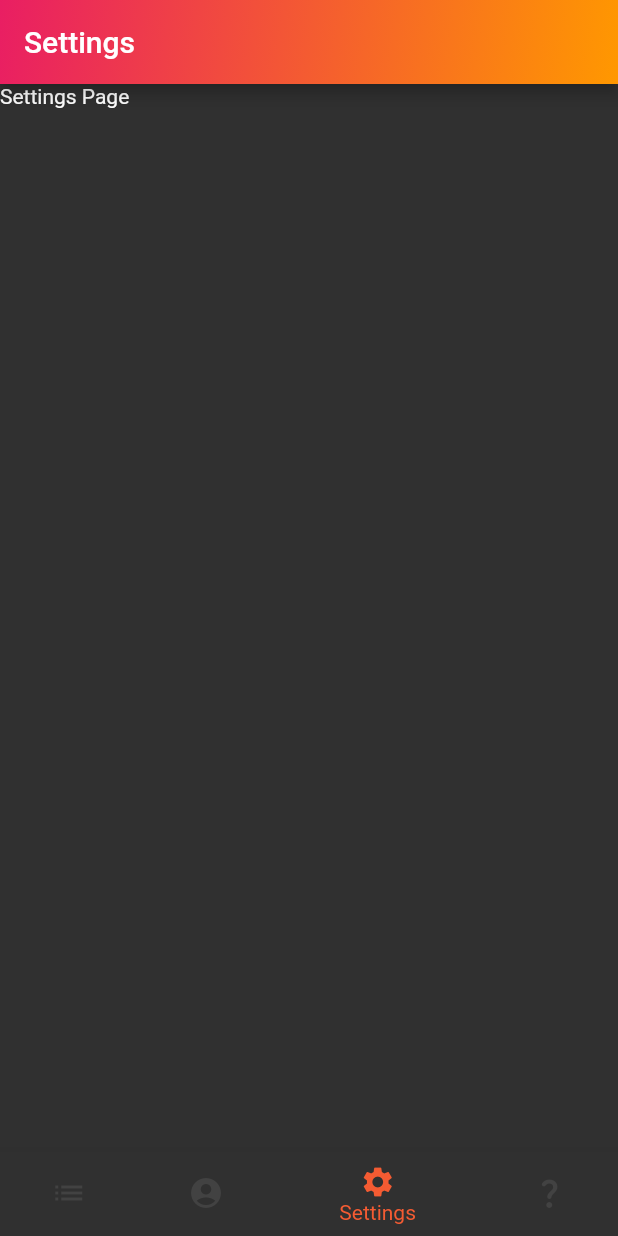
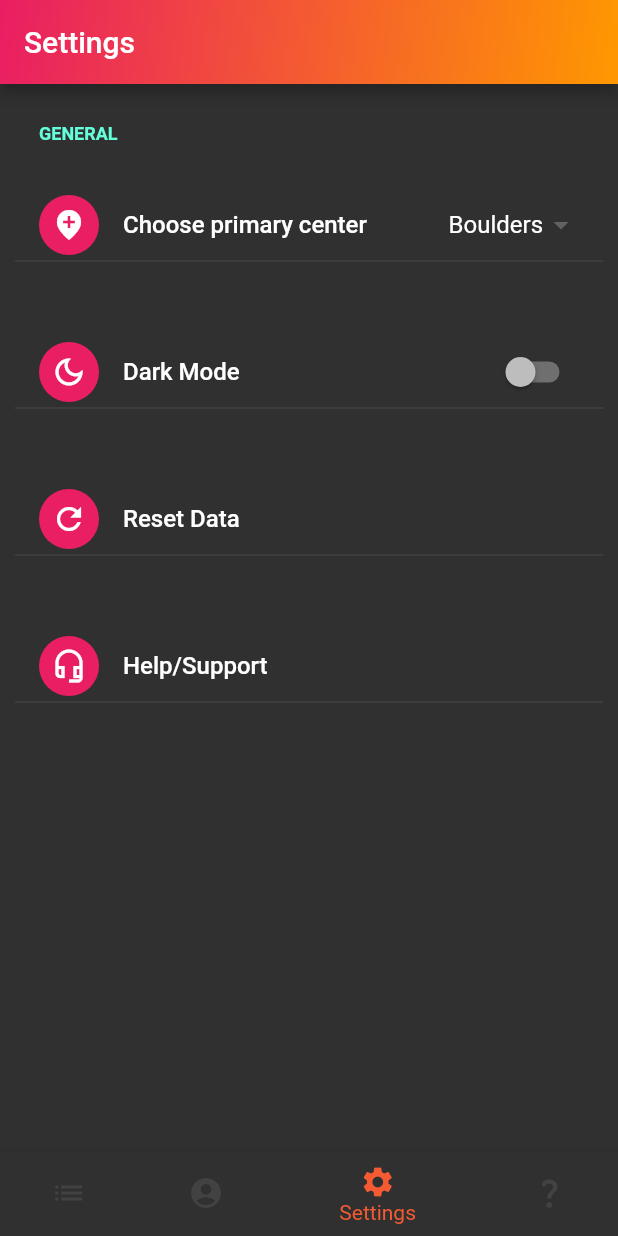
Before and after one commit to Skysub/climb.it, a Flutter app: the screen it shows after launch, item 3 of the bottom bar chosen, on a phone screen of 412 x 824 dp. Run offline on Flutter 3.47's test engine with Material 2 defaults, Android fonts, the phone set to English and light mode, and no system bars; drawn by our look-alikes of flutter_settings_screens; our stand-ins replace cached_network_image, firebase_core, firebase_database, flutter_phoenix, video_player; accounts and stored records are empty; network calls fail.

Commit message:
added settingsPage
and finally the settingsPage was ready to be committed

```diff
--- a/lib/main.dart
+++ b/lib/main.dart
@@ -2,14 +2,17 @@ import 'package:climb_it/main_app_bar.dart';
 import 'package:climb_it/route.dart';
 import 'package:firebase_core/firebase_core.dart';
 import 'package:flutter/material.dart';
+import 'package:flutter_settings_screens/flutter_settings_screens.dart';
 
 import 'firebase_options.dart';
 import 'gyms/gym_nav.dart';
 import 'profile_page.dart';
+import 'settings/settings_page.dart';
 
 void main() async {
   // Initialize widgets before initializing Firebase
   WidgetsFlutterBinding.ensureInitialized();
+  Settings.init(cacheProvider: SharePreferenceCache());
 
   // Initialize Firebase using options from firebase_options.dart
   await Firebase.initializeApp(
@@ -58,7 +61,9 @@ class _HomeState extends State<Home> {
       GymNav(navigatorKey: gymNavigatorKey),
       ProfilePage(),
       const Scaffold(
-          appBar: MainAppBar(barTitle: 'Settings'), body: Text('Settings Page')),
+        appBar: MainAppBar(barTitle: 'Settings'),
+        body: SettingsPage(),
+      ),
       RoutePage(),
     ];
   }
@@ -82,8 +87,10 @@ class _HomeState extends State<Home> {
           BottomNavigationBarItem(icon: Icon(Icons.list), label: 'Routes'),
           BottomNavigationBarItem(
               icon: Icon(Icons.account_circle), label: 'Profile'),
-          BottomNavigationBarItem(icon: Icon(Icons.settings), label: 'Settings'),
-          BottomNavigationBarItem(icon: Icon(Icons.question_mark_rounded), label: 'temp route'),
+          BottomNavigationBarItem(
+              icon: Icon(Icons.settings), label: 'Settings'),
+          BottomNavigationBarItem(
+              icon: Icon(Icons.question_mark_rounded), label: 'temp route'),
         ],
         currentIndex: _selectedIndex,
         selectedItemColor: bottomColors[_selectedIndex],
--- /dev/null
+++ b/lib/settings/icon_widget.dart
@@ -0,0 +1,25 @@
+import 'package:flutter/material.dart';
+
+class IconWidget extends StatelessWidget {
+
+  final IconData icon;
+  final Color color;
+
+  const IconWidget({
+    Key? key,
+    required this.icon,
+    required this.color,
+  }):super (key: key);
+
+  @override
+  Widget build(BuildContext context) {
+    return Container(
+      padding: const EdgeInsets.all(8),
+      decoration: BoxDecoration(
+        shape: BoxShape.circle,
+        color: color,
+      ),
+      child: Icon(icon, color: Colors.white),
+    );
+  }
+}
--- /dev/null
+++ b/lib/settings/settings_page.dart
@@ -0,0 +1,151 @@
+import 'package:flutter/material.dart';
+import 'package:flutter_phoenix/flutter_phoenix.dart';
+import 'package:flutter_settings_screens/flutter_settings_screens.dart';
+import 'icon_widget.dart';
+
+class SettingsPage extends StatefulWidget {
+  static const keyDarkMode = 'key-dark-mode';
+  const SettingsPage({super.key});
+
+  @override
+  State<SettingsPage> createState() => _SettingsPageState();
+}
+
+class _SettingsPageState extends State<SettingsPage> {
+  static const keyPrimaryCenter = 'key-primaryCenter';
+
+  @override
+  Widget build(BuildContext context) => Scaffold(
+        body: SafeArea(
+          child: ListView(
+            padding: const EdgeInsets.all(10),
+            children: [
+              SettingsGroup(
+                title: 'GENERAL',
+                children: <Widget>[
+                  const SizedBox(height: 30),
+                  buildChoosePrimaryCenter(),
+                  const SizedBox(height: 50),
+                  buildDarkmode(),
+                  const SizedBox(height: 50),
+                  buildResetData(),
+                  const SizedBox(height: 50),
+                  buildHelpAndSupport(),
+                ],
+              ),
+            ],
+          ),
+        ),
+      );
+
+  Widget buildChoosePrimaryCenter() => DropDownSettingsTile(
+        settingKey: keyPrimaryCenter,
+        title: 'Choose primary center',
+        selected: 1,
+        values: const <int, String>{
+          1: 'Boulders',
+          2: 'Beta',
+          3: 'Boulders Valby',
+        },
+        leading: const IconWidget(
+            icon: Icons.add_location_sharp, color: Colors.pink),
+        onChange: (primaryCenter) {/*NOOb*/},
+      );
+
+  Widget buildDarkmode() => SwitchSettingsTile(
+        settingKey: 'keyDarkMode',
+        leading: const IconWidget(
+            icon: Icons.dark_mode_outlined, color: Colors.pink),
+        title: 'Dark Mode',
+        subtitle: '',
+        onChange: (isDarkMode) {/*NOOB*/},
+      );
+
+  Widget buildResetData() => SimpleSettingsTile(
+        title: 'Reset Data',
+        subtitle: '',
+        leading:
+            const IconWidget(icon: Icons.refresh_outlined, color: Colors.pink),
+        onTap: () {
+          _showResetConfirmationDialog(); // Method to show confirmationsdialog
+          const snackBar = SnackBar(
+            content: Text('Yay! A SnackBar!'), //just added to check if the tile was pressed
+          );
+          ScaffoldMessenger.of(context).showSnackBar(snackBar);
+        },
+      );
+
+  Widget buildHelpAndSupport() => SimpleSettingsTile(
+        title: 'Help/Support',
+        subtitle: '',
+        leading: const IconWidget(
+            icon: Icons.headset_mic_outlined, color: Colors.pink),
+        onTap: () {
+          _showHelpAndSupport();
+        },
+      );
+
+void _showResetConfirmationDialog() async {
+  bool resetConfirmed = await showDialog(
+    context: context,
+    builder: (BuildContext context) {
+      return AlertDialog(
+        title: const Text('Reset Data'),
+        content: const Text('Are you sure you want to reset your data?'),
+        actions: [
+          TextButton(
+            onPressed: () {
+              Navigator.of(context).pop(false); // close the dialog 'false' (close)
+            },
+            child: const Text('Close'),
+          ),
+          TextButton(
+            onPressed: () {
+              Navigator.of(context).pop(true); // close the dialog 'true' (accept)
+            },
+            child: const Text('Accept'),
+          ),
+        ],
+      );
+    },
+  );
+
+  if (resetConfirmed == true) {
+    // Kald en metode til at nulstille data
+    resetData();
+  }
+}
+
+void resetData() {
+  // Genstart appen ved hjælp af Phoenix
+  Phoenix.rebirth(context);
+}
+
+
+
+  void _showHelpAndSupport() async {
+    showDialog(
+      context: context,
+      builder: (BuildContext context) {
+        return AlertDialog(
+          title: const Text('Help and Supoort'),
+          content: const Column(
+            mainAxisSize: MainAxisSize.min,
+            children: [
+              Text('TLF'),
+              Text('Mail'),
+            ],
+          ),
+          actions: [
+            TextButton(
+              onPressed: () {
+                Navigator.of(context).pop();
+              },
+              child: const Text('Close'),
+            ),
+          ],
+        );
+      },
+    );
+  }
+}
--- a/pubspec.yaml
+++ b/pubspec.yaml
@@ -13,6 +13,8 @@ dependencies:
   firebase_database: ^10.2.2
   cached_network_image: ^3.2.3
   video_player: ^2.6.1
+  flutter_phoenix: ^1.1.1
+  flutter_settings_screens: ^0.3.3-null-safety+2
 
 dev_dependencies:
   flutter_test:
```
